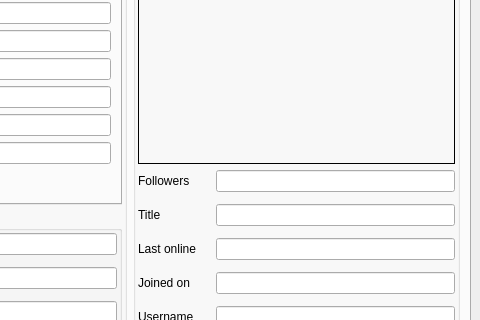
Before: the Qt Designer form src/interface/main_window.ui in afmdiazh/Chess-Dot-Py, drawn with Qt 5; both pictures show x 220 to 700 and y 157 to 477 of the 700 by 600 pixel window.
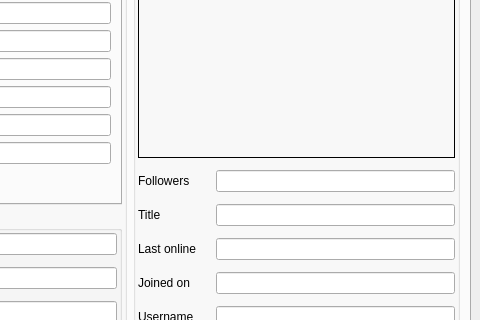
After: the same form once the commit is applied. Icons and pictures are not drawn.

The edit to the form file:
```diff
--- a/src/interface/main_window.ui
+++ b/src/interface/main_window.ui
@@ -1254,7 +1254,7 @@
                 <number>2</number>
                </property>
                <property name="verticalSpacing">
-                <number>6</number>
+                <number>12</number>
                </property>
                <item row="1" column="0">
                 <layout class="QGridLayout" name="gridLayoutProfile">
```
